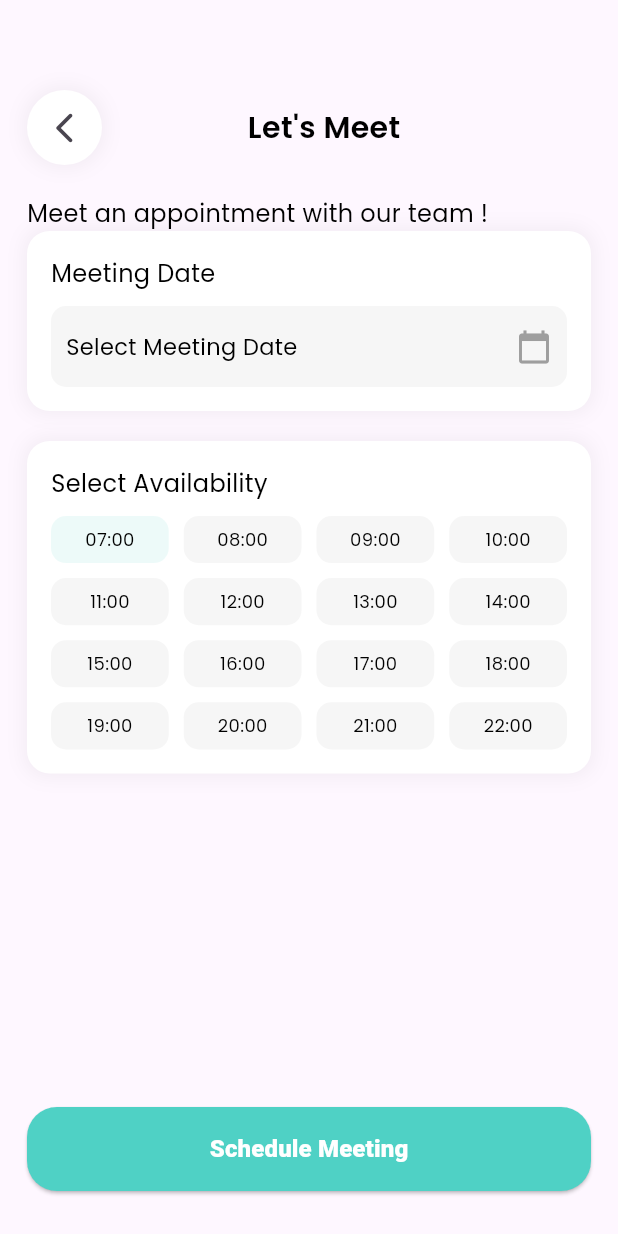
After one commit to Tarikul-Islam-Shykat/epicboymoses, a Flutter app: the TimeSelectView screen opened directly, on a phone screen of 412 x 824 dp. The commit adds this screen. Run offline on Flutter 3.47's test engine with Material 3 defaults, Android fonts, the phone set to English and light mode, and no system bars; our stand-ins replace flutter_easyloading, flutter_screenutil, flutter_spinkit, fluttertoast, get, google_fonts and 3 more; accounts and stored records are empty.

Commit message:
feat: implement cleaner signup and time selection flow

```diff
--- /dev/null
+++ b/lib/feature/auth/cleaner_signup/controller/cleaner_signup_controller.dart
@@ -0,0 +1,23 @@
+import 'package:flutter/material.dart';
+import 'package:get/get.dart';
+
+class CleanerSignupController extends GetxController {
+  final RxString selectedDate = ''.obs; // ✅ CORRECT TYPE
+  final RxString selectedTime = '07:00'.obs;
+
+  Future<void> pickDate(BuildContext context) async {
+    DateTime? picked = await showDatePicker(
+      context: context,
+      initialDate: DateTime.now(),
+      firstDate: DateTime.now(),
+      lastDate: DateTime(2026),
+    );
+    if (picked != null) {
+      selectedDate.value = "${picked.toLocal()}".split(' ')[0]; // ✅ .value
+    }
+  }
+
+  void selectTime(String time) {
+    selectedTime.value = time;
+  }
+}
--- a/lib/feature/auth/cleaner_flow/cleaner_signup.dart
+++ b/lib/feature/auth/cleaner_signup/view/cleaner_signup.dart
@@ -1,11 +1,14 @@
 import 'package:epicboymoses/core/global_widegts/custom_button.dart';
 import 'package:epicboymoses/core/global_widegts/custom_text_field.dart';
 import 'package:epicboymoses/core/style/global_text_style.dart';
+import 'package:epicboymoses/feature/auth/cleaner_signup/controller/cleaner_signup_controller.dart';
+import 'package:epicboymoses/feature/auth/cleaner_signup/view/time_select_view.dart';
 import 'package:flutter/material.dart';
+import 'package:get/get.dart';
 
 class CleanerSignup extends StatelessWidget {
-  const CleanerSignup({super.key});
-
+  CleanerSignup({super.key});
+  final controller = Get.put(CleanerSignupController());
   @override
   Widget build(BuildContext context) {
     return Scaffold(
@@ -99,7 +102,12 @@ class CleanerSignup extends StatelessWidget {
                 ),
               ),
             ),
-            CustomButton(title: "Next", onPressed: () {}),
+            CustomButton(
+              title: "Next",
+              onPressed: () {
+                Get.to(() => TimeSelectView());
+              },
+            ),
             const SizedBox(height: 30),
           ],
         ),
--- /dev/null
+++ b/lib/feature/auth/cleaner_signup/view/time_select_view.dart
@@ -0,0 +1,227 @@
+import 'package:epicboymoses/core/const/app_colors.dart';
+import 'package:epicboymoses/core/global_widegts/custom_button.dart';
+import 'package:epicboymoses/core/style/global_text_style.dart';
+import 'package:epicboymoses/feature/auth/cleaner_signup/controller/cleaner_signup_controller.dart';
+import 'package:flutter/material.dart';
+import 'package:get/get.dart';
+
+class TimeSelectView extends StatelessWidget {
+  TimeSelectView({super.key});
+  final controller = Get.put(
+    CleanerSignupController(),
+  ); // Ensure single instance
+
+  @override
+  Widget build(BuildContext context) {
+    return Scaffold(
+      body: Padding(
+        padding: const EdgeInsets.only(left: 18.0, right: 18.0, top: 60.0),
+        child: Column(
+          children: [
+            Row(
+              mainAxisAlignment: MainAxisAlignment.spaceBetween,
+              children: [
+                Container(
+                  height: 50,
+                  width: 50,
+                  decoration: BoxDecoration(
+                    color: Colors.white,
+                    borderRadius: BorderRadius.circular(25),
+                    boxShadow: [
+                      BoxShadow(
+                        color: Colors.black.withAlpha(12),
+                        blurRadius: 10,
+                        spreadRadius: 2,
+                      ),
+                    ],
+                  ),
+                  child: IconButton(
+                    icon: const Icon(Icons.arrow_back_ios_new_rounded),
+                    onPressed: () {
+                      Navigator.pop(context);
+                    },
+                  ),
+                ),
+                Text(
+                  "Let's Meet",
+                  style: globalTextStyle(
+                    fontSize: 20,
+                    fontWeight: FontWeight.w600,
+                  ),
+                ),
+                SizedBox(width: 30),
+              ],
+            ),
+            Expanded(
+              child: SingleChildScrollView(
+                child: Column(
+                  crossAxisAlignment: CrossAxisAlignment.start,
+                  children: [
+                    const SizedBox(height: 20),
+                    Text(
+                      "Meet an appointment with our team !",
+                      style: globalTextStyle(fontSize: 16),
+                    ),
+                    Container(
+                      decoration: BoxDecoration(
+                        color: Colors.white,
+                        borderRadius: BorderRadius.circular(15),
+                        boxShadow: [
+                          BoxShadow(
+                            color: Colors.black.withAlpha(12),
+                            blurRadius: 10,
+                            spreadRadius: 2,
+                          ),
+                        ],
+                      ),
+                      child: Padding(
+                        padding: const EdgeInsets.all(16.0),
+                        child: Column(
+                          crossAxisAlignment: CrossAxisAlignment.start,
+                          children: [
+                            Text(
+                              "Meeting Date",
+                              style: globalTextStyle(fontSize: 16),
+                            ),
+                            const SizedBox(height: 10),
+                            GestureDetector(
+                              onTap: () => controller.pickDate(context),
+                              child: Container(
+                                padding: EdgeInsets.symmetric(
+                                  vertical: 15,
+                                  horizontal: 10,
+                                ),
+                                decoration: BoxDecoration(
+                                  color: Color(0xffF6F6F6),
+                                  borderRadius: BorderRadius.circular(10),
+                                ),
+                                child: Row(
+                                  mainAxisAlignment:
+                                      MainAxisAlignment.spaceBetween,
+                                  children: [
+                                    Expanded(
+                                      child: Obx(() {
+                                        final date =
+                                            controller.selectedDate.value;
+                                        return Text(
+                                          date.isEmpty
+                                              ? "Select Meeting Date"
+                                              : date,
+                                          style: globalTextStyle(),
+                                          overflow: TextOverflow.ellipsis,
+                                        );
+                                      }),
+                                    ),
+
+                                    Icon(
+                                      Icons.calendar_today,
+                                      color: Colors.grey,
+                                    ),
+                                  ],
+                                ),
+                              ),
+                            ),
+                          ],
+                        ),
+                      ),
+                    ),
+                    const SizedBox(height: 20),
+                    Container(
+                      decoration: BoxDecoration(
+                        color: Colors.white,
+                        borderRadius: BorderRadius.circular(15),
+                        boxShadow: [
+                          BoxShadow(
+                            color: Colors.black.withAlpha(12),
+                            blurRadius: 10,
+                            spreadRadius: 2,
+                          ),
+                        ],
+                      ),
+                      child: Padding(
+                        padding: const EdgeInsets.all(16.0),
+                        child: Column(
+                          crossAxisAlignment: CrossAxisAlignment.start,
+                          children: [
+                            Text(
+                              "Select Availability",
+                              style: globalTextStyle(fontSize: 16),
+                            ),
+                            const SizedBox(height: 10),
+                            GridView.count(
+                              crossAxisCount: 4,
+                              shrinkWrap: true,
+                              physics: NeverScrollableScrollPhysics(),
+                              crossAxisSpacing: 10,
+                              mainAxisSpacing: 10,
+                              padding: EdgeInsets.zero,
+                              childAspectRatio: 2.5,
+                              children: List.generate(16, (index) {
+                                final times = [
+                                  '07:00',
+                                  '08:00',
+                                  '09:00',
+                                  '10:00',
+                                  '11:00',
+                                  '12:00',
+                                  '13:00',
+                                  '14:00',
+                                  '15:00',
+                                  '16:00',
+                                  '17:00',
+                                  '18:00',
+                                  '19:00',
+                                  '20:00',
+                                  '21:00',
+                                  '22:00',
+                                ];
+                                return Obx(
+                                  () => GestureDetector(
+                                    onTap: () =>
+                                        controller.selectTime(times[index]),
+                                    child: Container(
+                                      height: 35,
+                                      decoration: BoxDecoration(
+                                        color:
+                                            controller.selectedTime.value ==
+                                                times[index]
+                                            ? AppColors.primaryColor.withValues(
+                                                alpha: 0.1,
+                                              )
+                                            : Color(0xffF6F6F6),
+                                        borderRadius: BorderRadius.circular(10),
+                                      ),
+                                      child: Center(
+                                        child: Text(
+                                          times[index],
+                                          style: globalTextStyle(fontSize: 12),
+                                        ),
+                                      ),
+                                    ),
+                                  ),
+                                );
+                              }),
+                            ),
+                          ],
+                        ),
+                      ),
+                    ),
+                  ],
+                ),
+              ),
+            ),
+            CustomButton(
+              title: "Schedule Meeting",
+              onPressed: () {
+                print(
+                  "Scheduled for ${controller.selectedDate.value} at ${controller.selectedTime.value}",
+                );
+              },
+            ),
+            const SizedBox(height: 30),
+          ],
+        ),
+      ),
+    );
+  }
+}
--- a/lib/feature/auth/select_role/controller/selct_role_controller.dart
+++ b/lib/feature/auth/select_role/controller/selct_role_controller.dart
@@ -1,4 +1,4 @@
-import 'package:epicboymoses/feature/auth/cleaner_flow/cleaner_signup.dart';
+import 'package:epicboymoses/feature/auth/cleaner_signup/view/cleaner_signup.dart';
 import 'package:epicboymoses/feature/auth/user_signup/user_signup.dart';
 import 'package:get/get.dart';
 
```
